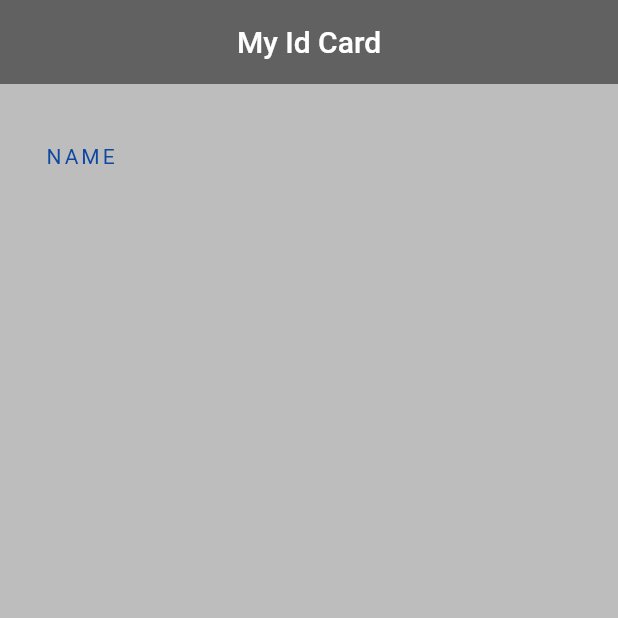
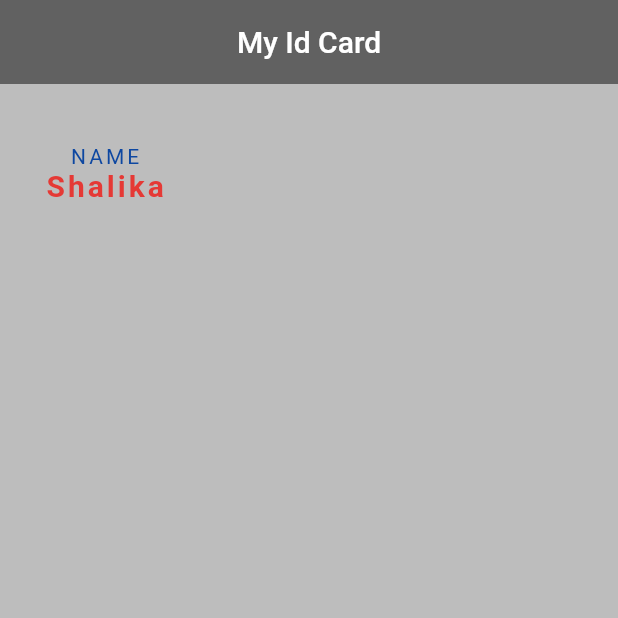
Before and after one commit to Shalika001/My_ID, a Flutter app: the screen it shows after launch, on a phone screen of 412 x 824 dp, the top half of it. Run offline on Flutter 3.47's test engine with Material 2 defaults, Android fonts, the phone set to English and light mode, and no system bars.

Commit message:
Body Text 2

```diff
--- a/lib/main.dart
+++ b/lib/main.dart
@@ -25,7 +25,16 @@ class MyCard extends StatelessWidget {
                'NAME',
               style: TextStyle(
                 color: Colors.blue[900],
-                letterSpacing: 2.0
+                letterSpacing: 2.0,
+              ),
+            ),
+            Text(
+              'Shalika',
+              style: TextStyle(
+                color: Colors.red[600],
+                letterSpacing: 2.0,
+                fontSize: 20.0,
+                fontWeight: FontWeight.bold,
               ),
             ),
           ],
```
